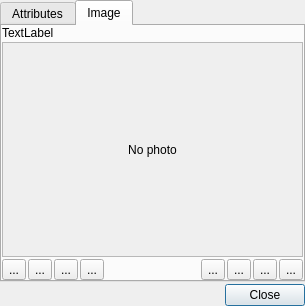
nextgis/qgis_identifyplus, file identifyplusresultsbase.ui: the form before one commit.
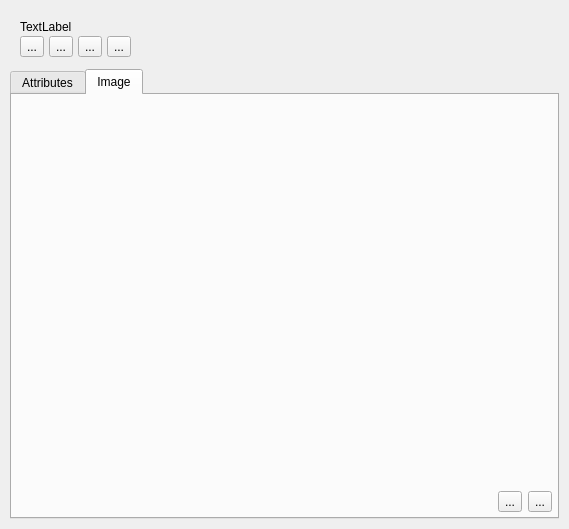
The form after the commit. The open tabs and pages were chosen to show the change. Icons and pictures are not drawn.

Commit message: Add qml image gallery

Diff of the .ui file:
```diff
--- a/identifyplusresultsbase.ui
+++ b/identifyplusresultsbase.ui
@@ -6,32 +6,118 @@
    <rect>
     <x>0</x>
     <y>0</y>
-    <width>305</width>
-    <height>306</height>
+    <width>569</width>
+    <height>529</height>
    </rect>
   </property>
   <property name="windowTitle">
    <string>Identify results</string>
   </property>
-  <layout class="QGridLayout" name="gridLayout">
-   <property name="margin">
-    <number>0</number>
-   </property>
+  <layout class="QVBoxLayout" name="verticalLayout_5">
    <property name="spacing">
     <number>2</number>
    </property>
-   <item row="2" column="0">
-    <widget class="QDialogButtonBox" name="buttonBox">
-     <property name="orientation">
-      <enum>Qt::Horizontal</enum>
+   <property name="margin">
+    <number>10</number>
+   </property>
+   <item>
+    <layout class="QVBoxLayout" name="verticalLayout_4">
+     <property name="margin">
+      <number>10</number>
      </property>
-     <property name="standardButtons">
-      <set>QDialogButtonBox::Close</set>
-     </property>
-    </widget>
+     <item>
+      <widget class="QLabel" name="lblFeatures">
+       <property name="text">
+        <string>TextLabel</string>
+       </property>
+      </widget>
+     </item>
+     <item>
+      <layout class="QHBoxLayout" name="horizontalLayout">
+       <property name="spacing">
+        <number>5</number>
+       </property>
+       <item>
+        <widget class="QToolButton" name="btnFirstRecord">
+         <property name="toolTip">
+          <string>First feature</string>
+         </property>
+         <property name="text">
+          <string>...</string>
+         </property>
+         <property name="icon">
+          <iconset resource="resources.qrc">
+           <normaloff>:/icons/first.png</normaloff>:/icons/first.png</iconset>
+         </property>
+        </widget>
+       </item>
+       <item>
+        <widget class="QToolButton" name="btnPrevRecord">
+         <property name="toolTip">
+          <string>Previous feature</string>
+         </property>
+         <property name="text">
+          <string>...</string>
+         </property>
+         <property name="icon">
+          <iconset resource="resources.qrc">
+           <normaloff>:/icons/previous.png</normaloff>:/icons/previous.png</iconset>
+         </property>
+        </widget>
+       </item>
+       <item>
+        <widget class="QToolButton" name="btnNextRecord">
+         <property name="toolTip">
+          <string>Next feature</string>
+         </property>
+         <property name="text">
+          <string>...</string>
+         </property>
+         <property name="icon">
+          <iconset resource="resources.qrc">
+           <normaloff>:/icons/next.png</normaloff>:/icons/next.png</iconset>
+         </property>
+        </widget>
+       </item>
+       <item>
+        <widget class="QToolButton" name="btnLastRecord">
+         <property name="toolTip">
+          <string>Last feature</string>
+         </property>
+         <property name="text">
+          <string>...</string>
+         </property>
+         <property name="icon">
+          <iconset resource="resources.qrc">
+           <normaloff>:/icons/last.png</normaloff>:/icons/last.png</iconset>
+         </property>
+        </widget>
+       </item>
+       <item>
+        <spacer name="horizontalSpacer_2">
+         <property name="orientation">
+          <enum>Qt::Horizontal</enum>
+         </property>
+         <property name="sizeHint" stdset="0">
+          <size>
+           <width>40</width>
+           <height>20</height>
+          </size>
+         </property>
+        </spacer>
+       </item>
+      </layout>
+     </item>
+    </layout>
    </item>
-   <item row="1" column="0">
+   <item>
     <widget class="QTabWidget" name="tabWidget">
+     <property name="sizePolicy">
+      <sizepolicy hsizetype="Expanding" vsizetype="Expanding">
+       <horstretch>0</horstretch>
+       <verstretch>0</verstretch>
+      </sizepolicy>
+     </property>
      <property name="currentIndex">
       <number>0</number>
      </property>
@@ -46,13 +132,6 @@
        <property name="margin">
         <number>0</number>
        </property>
-       <item>
-        <widget class="QLabel" name="lblFeatures">
-         <property name="text">
-          <string>TextLabel</string>
-         </property>
-        </widget>
-       </item>
        <item>
         <widget class="QTableWidget" name="tblAttributes">
          <property name="editTriggers">
@@ -82,69 +161,6 @@
          </column>
         </widget>
        </item>
-       <item>
-        <layout class="QHBoxLayout" name="horizontalLayout">
-         <property name="spacing">
-          <number>2</number>
-         </property>
-         <item>
-          <widget class="QToolButton" name="btnFirstRecord">
-           <property name="toolTip">
-            <string>First feature</string>
-           </property>
-           <property name="text">
-            <string>...</string>
-           </property>
-           <property name="icon">
-            <iconset resource="resources.qrc">
-             <normaloff>:/icons/resultset_first.png</normaloff>:/icons/resultset_first.png</iconset>
-           </property>
-          </widget>
-         </item>
-         <item>
-          <widget class="QToolButton" name="btnPrevRecord">
-           <property name="toolTip">
-            <string>Previous feature</string>
-           </property>
-           <property name="text">
-            <string>...</string>
-           </property>
-           <property name="icon">
-            <iconset resource="resources.qrc">
-             <normaloff>:/icons/resultset_previous.png</normaloff>:/icons/resultset_previous.png</iconset>
-           </property>
-          </widget>
-         </item>
-         <item>
-          <widget class="QToolButton" name="btnNextRecord">
-           <property name="toolTip">
-            <string>Next feature</string>
-           </property>
-           <property name="text">
-            <string>...</string>
-           </property>
-           <property name="icon">
-            <iconset resource="resources.qrc">
-             <normaloff>:/icons/resultset_next.png</normaloff>:/icons/resultset_next.png</iconset>
-           </property>
-          </widget>
-         </item>
-         <item>
-          <widget class="QToolButton" name="btnLastRecord">
-           <property name="toolTip">
-            <string>Last feature</string>
-           </property>
-           <property name="text">
-            <string>...</string>
-           </property>
-           <property name="icon">
-            <iconset resource="resources.qrc">
-             <normaloff>:/icons/resultset_last.png</normaloff>:/icons/resultset_last.png</iconset>
-           </property>
-          </widget>
-         </item>
-        </layout>
-       </item>
       </layout>
      </widget>
      <widget class="QWidget" name="tab_2">
@@ -153,108 +169,26 @@
       </attribute>
       <layout class="QVBoxLayout" name="verticalLayout_2">
        <property name="spacing">
-        <number>2</number>
-       </property>
-       <property name="margin">
         <number>0</number>
        </property>
+       <property name="margin">
+        <number>5</number>
+       </property>
        <item>
-        <widget class="QLabel" name="lblPhotos">
-         <property name="text">
-          <string>TextLabel</string>
+        <widget class="QWidget" name="galleryWidget" native="true">
+         <property name="sizePolicy">
+          <sizepolicy hsizetype="Expanding" vsizetype="Expanding">
+           <horstretch>0</horstretch>
+           <verstretch>0</verstretch>
+          </sizepolicy>
          </property>
         </widget>
        </item>
        <item>
-        <widget class="QScrollArea" name="scrollArea">
-         <property name="widgetResizable">
-          <bool>true</bool>
-         </property>
-         <widget class="QWidget" name="scrollAreaWidgetContents">
-          <property name="geometry">
-           <rect>
-            <x>0</x>
-            <y>0</y>
-            <width>297</width>
-            <height>207</height>
-           </rect>
-          </property>
-          <layout class="QVBoxLayout" name="verticalLayout_3">
-           <item>
-            <widget class="QLabel" name="lblImage">
-             <property name="text">
-              <string>No photo</string>
-             </property>
-             <property name="alignment">
-              <set>Qt::AlignCenter</set>
-             </property>
-            </widget>
-           </item>
-          </layout>
-         </widget>
-        </widget>
-       </item>
-       <item>
-        <layout class="QHBoxLayout" name="horizontalLayout_2">
+        <layout class="QHBoxLayout" name="horizontalLayout_4">
          <property name="spacing">
-          <number>2</number>
+          <number>6</number>
          </property>
-         <item>
-          <widget class="QToolButton" name="btnFirstPhoto">
-           <property name="toolTip">
-            <string>First photo</string>
-           </property>
-           <property name="text">
-            <string>...</string>
-           </property>
-           <property name="icon">
-            <iconset resource="resources.qrc">
-             <normaloff>:/icons/resultset_first.png</normaloff>:/icons/resultset_first.png</iconset>
-           </property>
-          </widget>
-         </item>
-         <item>
-          <widget class="QToolButton" name="btnPrevPhoto">
-           <property name="toolTip">
-            <string>Previous photo</string>
-           </property>
-           <property name="text">
-            <string>...</string>
-           </property>
-           <property name="icon">
-            <iconset resource="resources.qrc">
-             <normaloff>:/icons/resultset_previous.png</normaloff>:/icons/resultset_previous.png</iconset>
-           </property>
-          </widget>
-         </item>
-         <item>
-          <widget class="QToolButton" name="btnNextPhoto">
-           <property name="toolTip">
-            <string>Next photo</string>
-           </property>
-           <property name="text">
-            <string>...</string>
-           </property>
-           <property name="icon">
-            <iconset resource="resources.qrc">
-             <normaloff>:/icons/resultset_next.png</normaloff>:/icons/resultset_next.png</iconset>
-           </property>
-          </widget>
-         </item>
-         <item>
-          <widget class="QToolButton" name="btnLastPhoto">
-           <property name="toolTip">
-            <string>Last photo</string>
-           </property>
-           <property name="text">
-            <string>...</string>
-           </property>
-           <property name="icon">
-            <iconset resource="resources.qrc">
-             <normaloff>:/icons/resultset_last.png</normaloff>:/icons/resultset_last.png</iconset>
-           </property>
-          </widget>
-         </item>
          <item>
           <spacer name="horizontalSpacer">
            <property name="orientation">
@@ -280,19 +214,11 @@
             <iconset resource="resources.qrc">
              <normaloff>:/icons/folder_picture.png</normaloff>:/icons/folder_picture.png</iconset>
            </property>
-          </widget>
-         </item>
-         <item>
-          <widget class="QToolButton" name="btnSavePhoto">
-           <property name="toolTip">
-            <string>Save current photo to disk</string>
-           </property>
-           <property name="text">
-            <string>...</string>
-           </property>
-           <property name="icon">
-            <iconset resource="resources.qrc">
-             <normaloff>:/icons/disk.png</normaloff>:/icons/disk.png</iconset>
+           <property name="iconSize">
+            <size>
+             <width>24</width>
+             <height>24</height>
+            </size>
            </property>
           </widget>
          </item>
@@ -308,19 +234,11 @@
             <iconset resource="resources.qrc">
              <normaloff>:/icons/disk_multiple.png</normaloff>:/icons/disk_multiple.png</iconset>
            </property>
-          </widget>
-         </item>
-         <item>
-          <widget class="QToolButton" name="btnDeletePhoto">
-           <property name="toolTip">
-            <string>Remove current photo from database</string>
-           </property>
-           <property name="text">
-            <string>...</string>
-           </property>
-           <property name="icon">
-            <iconset resource="resources.qrc">
-             <normaloff>:/icons/image_delete.png</normaloff>:/icons/image_delete.png</iconset>
+           <property name="iconSize">
+            <size>
+             <width>24</width>
+             <height>24</height>
+            </size>
            </property>
           </widget>
          </item>
```
Left out of the diff: 39 changed lines with no effect on the pictures. The commit also changes 29 other files.
